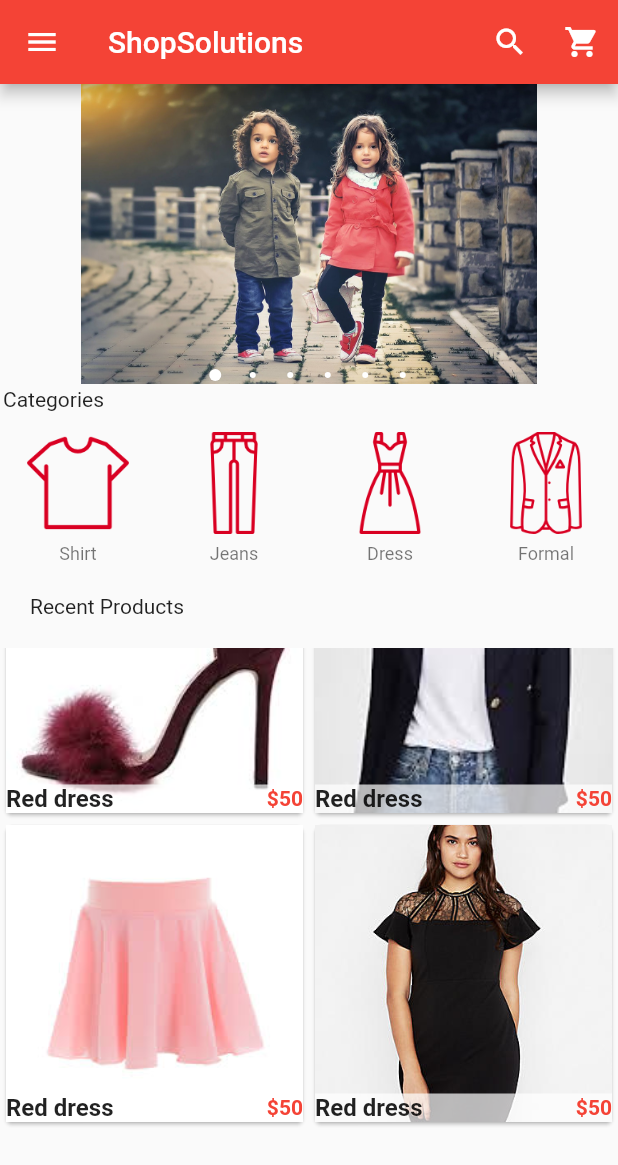
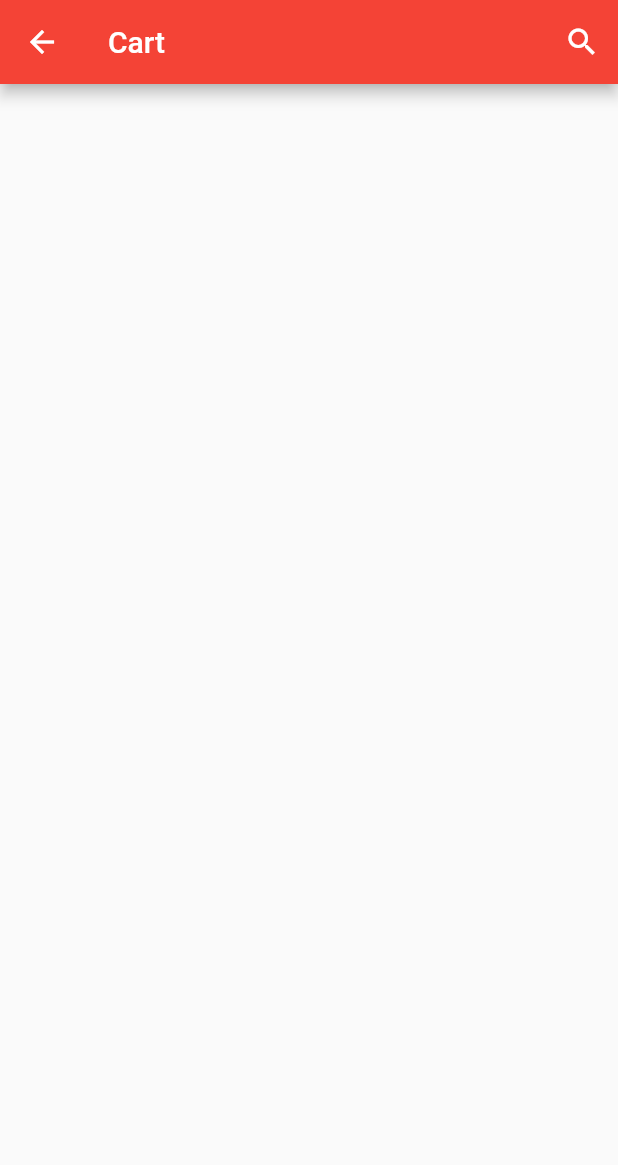
Before and after one commit to Kribas/Ecommerce, a Flutter app: the screen it shows after launch, scrolled down 298 dp, after a tap on the "shopping cart" icon, on a phone screen of 412 x 824 dp. Shown: the top 1165 px of the screen. Run offline on Flutter 3.47's test engine with Material 2 defaults, Android fonts, the phone set to English and light mode, and no system bars; drawn by our look-alikes of carousel_pro.

Commit message:
made changes

```diff
--- a/lib/main.dart
+++ b/lib/main.dart
@@ -2,6 +2,7 @@ import 'package:flutter/material.dart';
 import 'package:carousel_pro/carousel_pro.dart';
 import 'package:shopsolutions/components/horizontal_list_view.dart';
 import 'package:shopsolutions/components/products.dart';
+import 'package:shopsolutions/pages/cart.dart';
 void main() {
   runApp(MaterialApp(
     debugShowCheckedModeBanner: false,
@@ -44,7 +45,9 @@ class _HomePageState extends State<HomePage> {
         backgroundColor: Colors.red,
         actions: [
           IconButton(onPressed: () {}, icon: Icon(Icons.search)),
-          IconButton(onPressed: () {},icon: Icon(Icons.shopping_cart),)
+          IconButton(onPressed: () {
+            Navigator.push(context, MaterialPageRoute(builder: (context) => Cart()));
+          },icon: Icon(Icons.shopping_cart),)
         ],
       ),
       drawer: Drawer(
--- /dev/null
+++ b/lib/pages/cart.dart
@@ -0,0 +1,21 @@
+import 'package:flutter/material.dart';
+
+class Cart extends StatefulWidget {
+  @override
+  _CartState createState() => _CartState();
+}
+
+class _CartState extends State<Cart> {
+  @override
+  Widget build(BuildContext context) {
+    return Scaffold(
+      appBar: AppBar(
+        title: Text('Cart'),
+        backgroundColor: Colors.red,
+        actions: [
+          IconButton(onPressed: () {}, icon: Icon(Icons.search)),
+        ],
+      ),
+    );
+  }
+}
```
